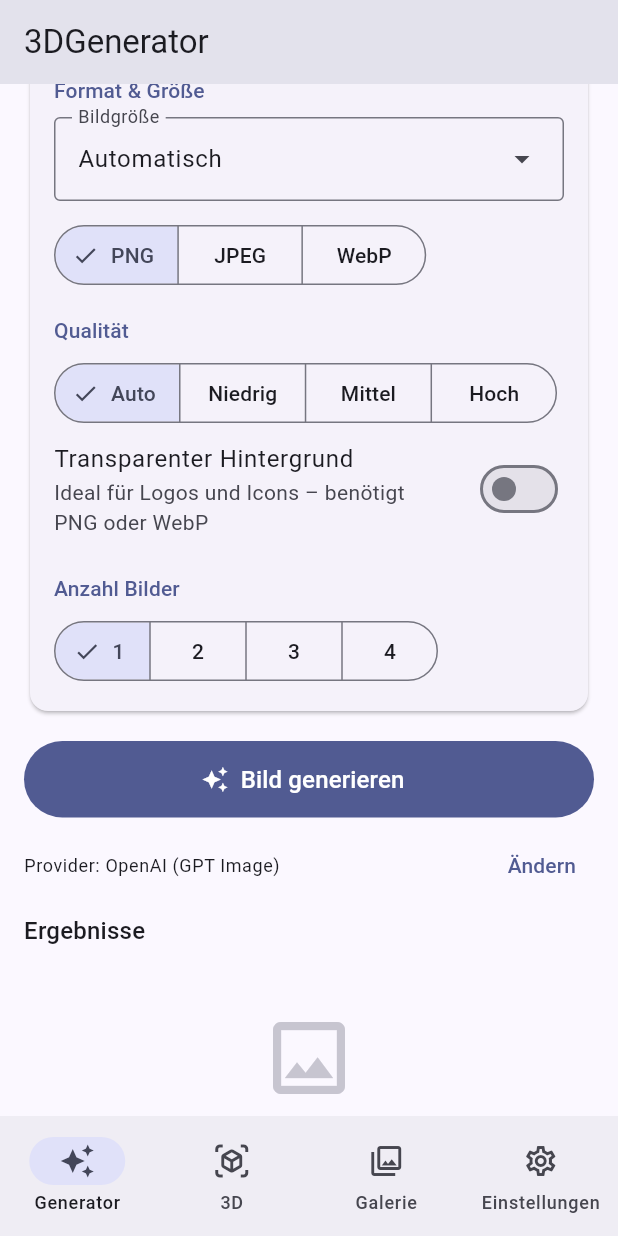
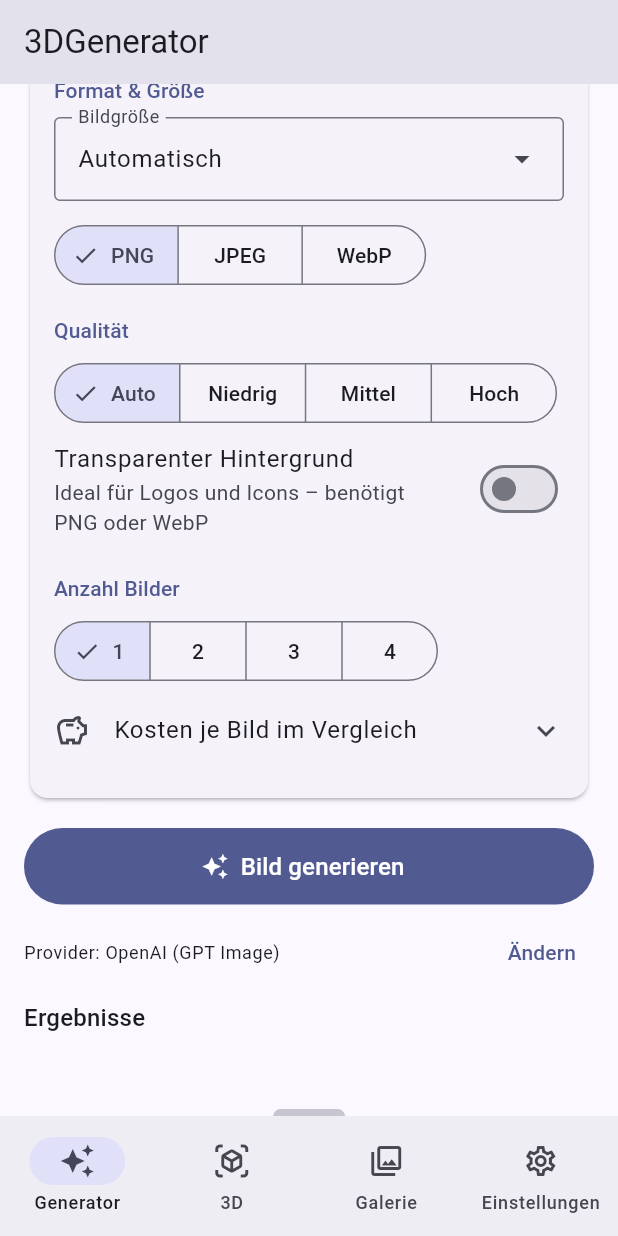
Before and after one commit to Alex1977-code/Bildgenerator, a Flutter app: the screen it shows after launch, scrolled down 576 dp, on a phone screen of 412 x 824 dp. Run offline on Flutter 3.47's test engine with Material 3 defaults, Android fonts, the phone set to English and light mode, and no system bars; our stand-ins replace flutter_secure_storage, image_picker, share_plus, shared_preferences, web; missing offline and left inert: dart:js_interop, desktop_drop, file_selector.

```diff
--- a/lib/screens/generator_screen.dart
+++ b/lib/screens/generator_screen.dart
@@ -733,6 +733,41 @@ class _GeneratorScreenState extends State<GeneratorScreen> {
                 ),
               ),
             ],
+            ExpansionTile(
+              tilePadding: EdgeInsets.zero,
+              childrenPadding: const EdgeInsets.only(bottom: 8),
+              leading: const Icon(Icons.savings_outlined),
+              title: const Text('Kosten je Bild im Vergleich'),
+              children: [
+                Text(
+                  'Ungefähre Kosten pro Bild (1024×1024; Hoch-/Querformat '
+                  'ca. das 1,5-Fache):\n'
+                  '• OpenAI gpt-image-1-mini: ≈ 0,005–0,04 \$ je nach '
+                  'Qualität – am günstigsten.\n'
+                  '• OpenAI gpt-image-1: niedrig ≈ 0,011 \$, mittel '
+                  '≈ 0,042 \$, hoch ≈ 0,167 \$; die neueren '
+                  'gpt-image-1.5/2 liegen darüber, mit bester '
+                  'Text-Darstellung im Bild.\n'
+                  '• Google Gemini 2.5 Flash Image („Nano Banana“): '
+                  '≈ 0,039 \$ – bester Allrounder für Referenzbilder '
+                  'und die 3D-Ansichten.\n'
+                  '• Google Nano Banana Pro (gemini-3-pro-image): '
+                  '≈ 0,13 \$ (1K/2K) bis ≈ 0,24 \$ (4K) – höchste '
+                  'Qualität und Auflösung.\n'
+                  '• Stability Core: ≈ 0,03 \$ (3 Credits) – günstig, '
+                  'mit Style-Presets; SD 3.5: ≈ 0,035–0,065 \$; '
+                  'Ultra: ≈ 0,08 \$ – beste Stability-Qualität. '
+                  'Kein Referenzbild-Support (für die 3D-Pipeline '
+                  'OpenAI/Gemini wählen).\n'
+                  'Faustregel: Zum Experimentieren gpt-image-1-mini oder '
+                  'Stability Core, für gute Alltagsbilder Gemini Flash '
+                  'Image, für Feinstes gpt-image (hoch) oder Nano Banana '
+                  'Pro. Preise laut Anbieter (Stand 2026) – können sich '
+                  'ändern.',
+                  style: Theme.of(context).textTheme.bodySmall,
+                ),
+              ],
+            ),
           ],
         ),
       ),
```
Also changed, not shown: lib/screens/model_preview_screen.dart (+35 -1 lines), lib/services/mesh_check.dart (added, +93 -0 lines), 1 other file.
